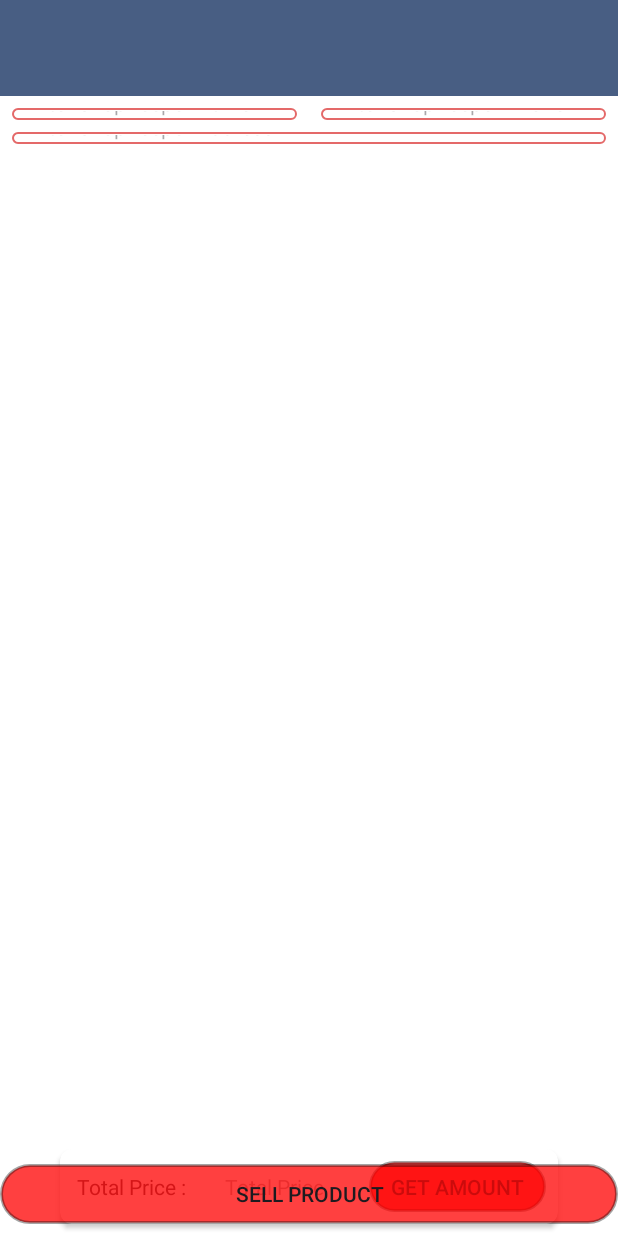
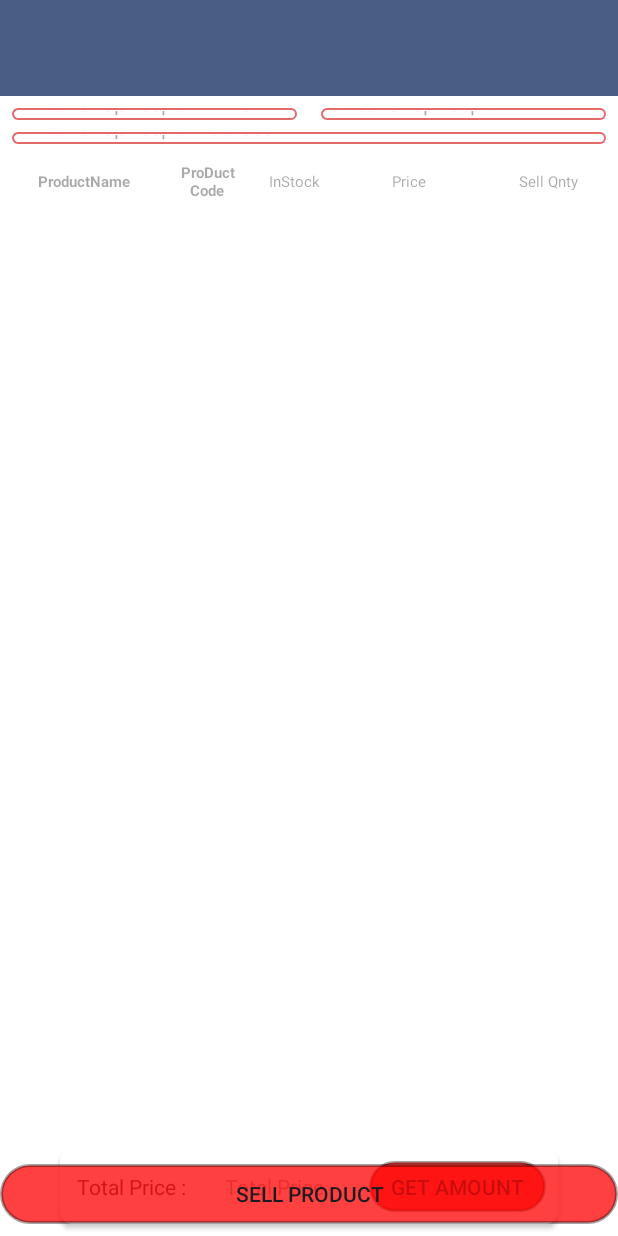
Before and after one commit to saikatgenius/AsthaFood1, an Android app: the ProductSellActivity screen opened directly, with no data from a screen before it, on a phone screen of 412 x 824 dp. Run offline under Robolectric (Android 15) with nearby library versions, the phone set to English and light mode, and no system bars; 1 statement that could not run was skipped.

Commit message:
Product Sell

```diff
--- a/app/src/main/res/layout/activity_product_sell.xml
+++ b/app/src/main/res/layout/activity_product_sell.xml
@@ -68,7 +68,70 @@
             android:background="@drawable/border_background"
             android:layout_height="@dimen/_40mdp">
         </EditText>
+        <LinearLayout
+            android:layout_width="match_parent"
+            android:gravity="center"
+            android:layout_height="50dp">
 
+
+            <TextView
+                android:id="@+id/tv_name"
+                android:layout_width="0dp"
+                android:layout_height="wrap_content"
+                android:gravity="center"
+                android:hint="ProductName"
+                android:layout_weight="1.2"
+                android:textColor="@color/black"
+                android:textSize="10dp"
+                android:textStyle="bold" />
+
+
+            <TextView
+                android:id="@+id/Code"
+                android:layout_width="0dp"
+                android:layout_height="wrap_content"
+                android:layout_weight=".6"
+                android:gravity="center"
+                android:hint="ProDuct\nCode"
+                android:textColor="@color/colorBlack"
+                android:textSize="10dp"
+                android:textStyle="bold"
+                />
+
+            <TextView
+                android:id="@+id/stock"
+                android:layout_width="5dp"
+                android:layout_weight="0.6"
+                android:layout_height="wrap_content"
+                android:gravity="center"
+                android:hint="InStock"
+                android:textColor="@color/colorRed"
+                android:textSize="10dp"
+                />
+
+            <TextView
+                android:id="@+id/tv_price"
+                android:layout_width="0dp"
+                android:layout_height="wrap_content"
+                android:layout_weight="1"
+                android:gravity="center"
+                android:hint="Price"
+                android:textColor="@color/colorBlack"
+                android:textSize="10dp" />
+
+            <TextView
+                android:layout_width="0dp"
+                android:layout_height="wrap_content"
+                android:layout_weight="1"
+                android:gravity="center"
+                android:hint="Sell Qnty"
+                android:textColor="@color/colorBlack"
+                android:textSize="10dp" />
+
+
+
+
+        </LinearLayout>
         <androidx.recyclerview.widget.RecyclerView
             android:id="@+id/rvproductDetails"
             android:layout_width="match_parent"
```
Also changed, not shown: app/src/main/java/com/example/asthafood/activity/ProductSellActivity.java (+43 -6 lines), 1 other file.
